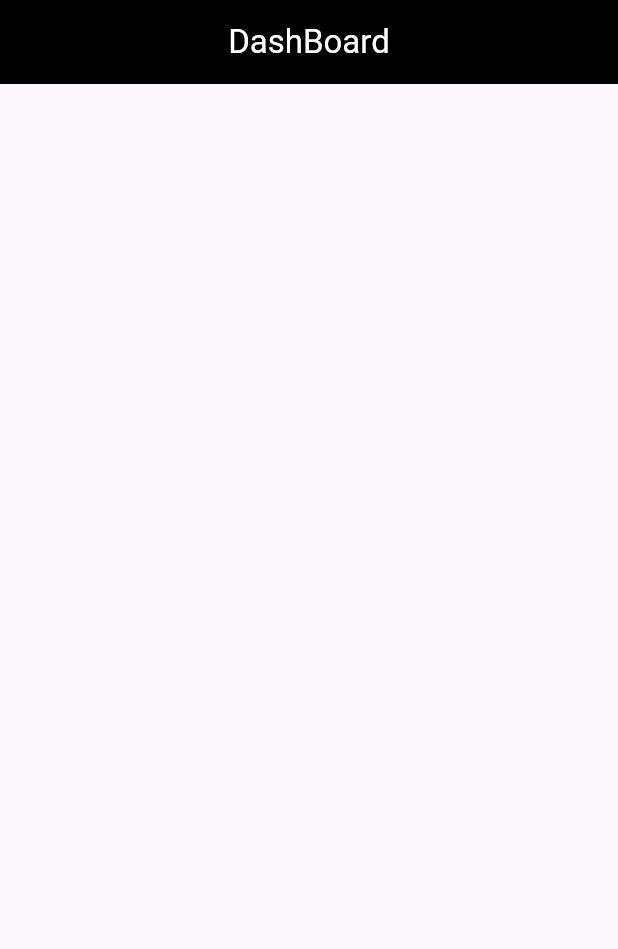
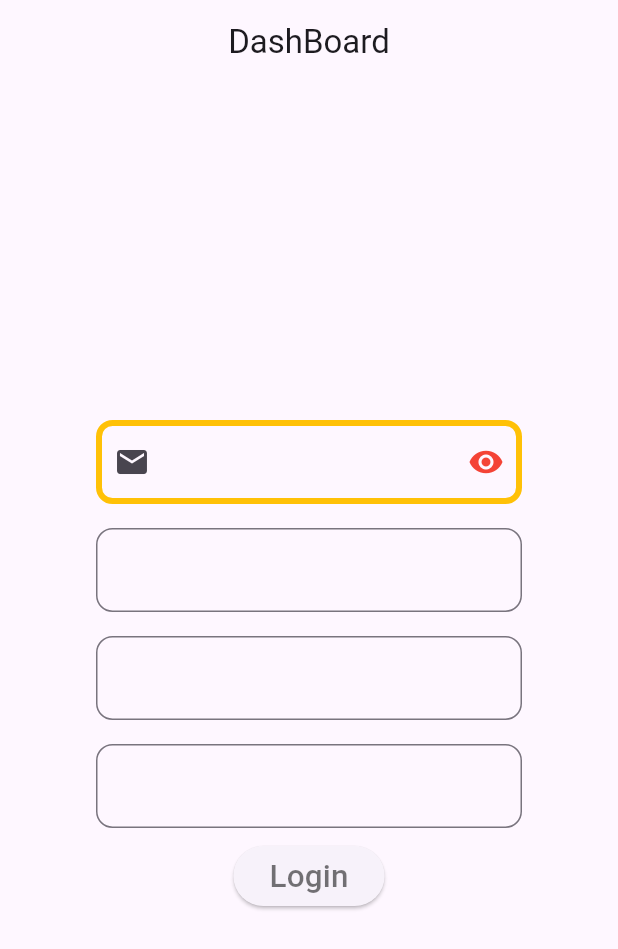
Before and after one commit to Piyushsethiya/flutter-tutorial, a Flutter app: the DashBoardScreen screen opened directly, on a phone screen of 412 x 824 dp. Shown: the top 949 px of the screen. Run offline on Flutter 3.47's test engine with Material 3 defaults, Android fonts, the phone set to English and light mode, and no system bars.

Commit message:
login-api-done

```diff
--- a/lib/listview.dart
+++ b/lib/listview.dart
@@ -14,17 +14,17 @@ class DemoApp extends StatelessWidget{
       theme: ThemeData(
           primarySwatch: Colors.yellow
       ),
-      home: DashBoardScreen(),
+      home: listView(),
     );
   }
 }
 
-class DashBoardScreen extends StatefulWidget{
+class listView extends StatefulWidget{
   @override
-  _DashBoardScreenState createState() => _DashBoardScreenState();
+  _listViewState createState() => _listViewState();
 }
 
-class _DashBoardScreenState extends State<DashBoardScreen>{
+class _listViewState extends State<listView>{
   @override
   Widget build(BuildContext context){
 
@@ -33,7 +33,7 @@ class _DashBoardScreenState extends State<DashBoardScreen>{
 
     return Scaffold(
       appBar: AppBar(
-        title: Text("DashBoard"),
+        title: Text("List View"),
         backgroundColor: Colors.black,
         foregroundColor: Colors.white,
         centerTitle: true,
--- a/lib/main.dart
+++ b/lib/main.dart
@@ -1,4 +1,11 @@
+// import 'dart:html';
+
 import 'package:flutter/material.dart';
+import 'package:learn/loginapicall.dart';
+
+import 'home_screen.dart';
+import 'listview.dart';
+import 'LoginScreen.dart';
 
 void main(){
   runApp(DemoApp());
@@ -9,11 +16,18 @@ class DemoApp extends StatelessWidget{
   Widget build(BuildContext context){
     return MaterialApp(
       title: "main working",
-      // debugShowCheckedModeBanner: false,
+      debugShowCheckedModeBanner: false,
       theme: ThemeData(
           primarySwatch: Colors.blue
       ),
-      home: DashBoardScreen(),
+      initialRoute: '/',
+      routes: {
+        '/': (context) => LoginScreen(),
+        '/home': (context) => HomeScreen(),  // Define the home route
+      },
+      // home: DashBoardScreen(),
+      // home: listView(),
+      // home: LoginScreen(),
     );
   }
 }
@@ -24,18 +38,122 @@ class DashBoardScreen extends StatefulWidget{
 }
 
 class _DashBoardScreenState extends State<DashBoardScreen>{
+
+  var username = TextEditingController();
+  var password = TextEditingController();
   @override
   Widget build(BuildContext context){
     return Scaffold(
       appBar: AppBar(
         title: Text("DashBoard"),
-        backgroundColor: Colors.black,
+        // backgroundColor: Colors.black,
         centerTitle: true,
-        foregroundColor: Colors.white,
+        // foregroundColor: Colors.white,
 
       ),
-      body: Container(
-        color: Colors.green.shade50,
+      body: Center(
+        child: Container(
+          width: 300,
+          child: Column(
+            mainAxisAlignment: MainAxisAlignment.center,
+            children: [
+              Padding(
+                padding: const EdgeInsets.all(8.0),
+                child: TextField(
+                  // enabled: false,
+                  controller: username,
+                  decoration: InputDecoration(
+                      focusedBorder: OutlineInputBorder(
+                        borderRadius: BorderRadius.circular(11),
+                        borderSide: BorderSide(color: Colors.green,width: 4),
+                      ),
+                      enabledBorder: OutlineInputBorder(
+                        borderSide: BorderSide(
+                          color: Colors.amber,
+                          width: 4,
+                        ),
+                        borderRadius: BorderRadius.circular(11),
+                      ),
+                      disabledBorder: OutlineInputBorder(
+                        borderRadius: BorderRadius.circular(11),
+                        borderSide: BorderSide(color: Colors.black54,width: 4),
+                      ),
+                      // suffixText: "Username Exits",
+                      suffixIcon: IconButton(
+                        icon: Icon(Icons.remove_red_eye, color: Colors.red,),
+                        onPressed: (){
+
+                        },
+                      ),
+                      prefixText: "Enter Username ",
+                      prefixIcon: Icon(Icons.email),
+
+                      // border: OutlineInputBorder(
+                      //   borderRadius: BorderRadius.circular(11),
+                      //   // borderSide: BorderSide(color: Colors.yellow),
+                      //
+                      // )
+                  ),
+                ),
+              ),
+
+              Padding(
+                padding: const EdgeInsets.all(8.0),
+                child: TextField(
+                  decoration: InputDecoration(
+                      focusedBorder: OutlineInputBorder(
+                        borderRadius: BorderRadius.circular(11),
+                        borderSide: BorderSide(color: Colors.green),
+                      ),
+                      border: OutlineInputBorder(
+                        borderRadius: BorderRadius.circular(11),
+                        // borderSide: BorderSide(color: Colors.yellow),
+
+                      )
+                  ),
+                ),
+              ),
+              Padding(
+                padding: const EdgeInsets.all(8.0),
+                child: TextField(
+                  decoration: InputDecoration(
+                      focusedBorder: OutlineInputBorder(
+                        borderRadius: BorderRadius.circular(11),
+                        borderSide: BorderSide(color: Colors.green),
+                      ),
+                      border: OutlineInputBorder(
+                        borderRadius: BorderRadius.circular(11),
+                        // borderSide: BorderSide(color: Colors.yellow),
+
+                      )
+                  ),
+                ),
+              ),
+              Padding(
+                padding: const EdgeInsets.all(8.0),
+                child: TextField(
+                  decoration: InputDecoration(
+                      focusedBorder: OutlineInputBorder(
+                        borderRadius: BorderRadius.circular(11),
+                        borderSide: BorderSide(color: Colors.green),
+                      ),
+                      border: OutlineInputBorder(
+                        borderRadius: BorderRadius.circular(11),
+                        // borderSide: BorderSide(color: Colors.yellow),
+
+                      )
+                  ),
+                ),
+              ),
+              ElevatedButton(onPressed: (){
+                String u_name = username.text.toString();
+                String u_pass = password.text.toString();
+                print("Email: $u_name, Pass: $u_pass");
+              }, child: Text('Login',
+                style: TextStyle(fontSize: 21,color: Colors.black54),))
+            ],
+          ),
+        ),
       ),
     );
   }
--- a/pubspec.yaml
+++ b/pubspec.yaml
@@ -35,6 +35,7 @@ dependencies:
   # The following adds the Cupertino Icons font to your application.
   # Use with the CupertinoIcons class for iOS style icons.
   cupertino_icons: ^1.0.6
+  http: ^0.13.3
 
 dev_dependencies:
   flutter_test:
```
Also changed, not shown: lib/LoginScreen.dart (added, +42 -0 lines), lib/basic.dart (renamed from lib/login.dart, +12 -12 lines), lib/home_screen.dart (added, +13 -0 lines), lib/loginapicall.dart (added, +77 -0 lines), pubspec.lock.
